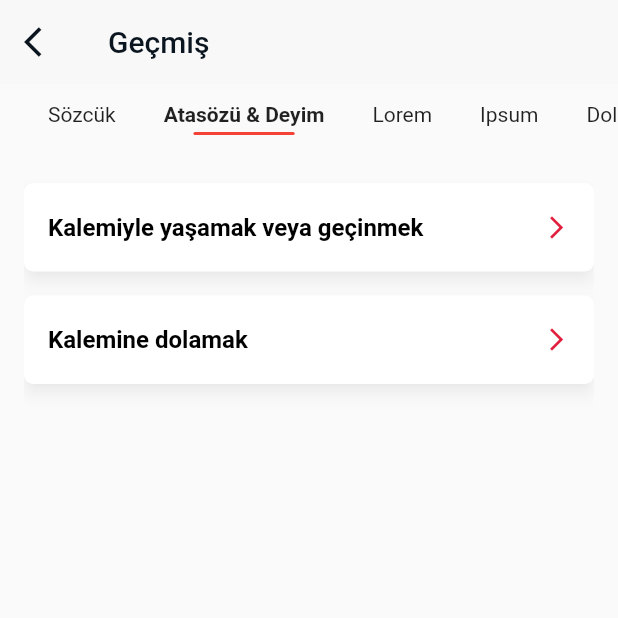
After one commit to flutterturkey/turkish-dictionary, a Flutter app: the HistoryPage screen opened directly, after a tap on "Atasözü & Deyim", on a phone screen of 412 x 824 dp, the top half of it. The commit adds this screen. Run offline on Flutter 3.47's test engine with Material 2 defaults, Android fonts, the phone set to English and light mode, and no system bars; our stand-ins replace convex_bottom_bar, flutter_svg.

Commit message:
history page, tab navigation

```diff
--- /dev/null
+++ b/sozluk/lib/page/history_page.dart
@@ -0,0 +1,232 @@
+import 'package:flutter/material.dart';
+
+import '../util/app_constant.dart';
+import '../util/app_constant.dart';
+import '../util/app_constant.dart';
+import '../util/app_constant.dart';
+import '../util/app_constant.dart';
+
+class HistoryPage extends StatefulWidget {
+  @override
+  _HistoryPageState createState() => _HistoryPageState();
+}
+
+class _HistoryPageState extends State<HistoryPage> {
+  PageController _pageController = PageController(initialPage: 0);
+  bool isEmpty = false;
+
+  int _selectedCategory = 0;
+
+  @override
+  Widget build(BuildContext context) {
+    return Scaffold(
+      appBar: AppBar(
+        leading: IconButton(
+          onPressed: () {},
+          icon: Icon(
+            Icons.arrow_back_ios,
+            color: AppConstant.colorHeading,
+          ),
+        ),
+        elevation: 0,
+        backgroundColor: AppConstant.colorPageBg,
+        title: Text(
+          'Geçmiş',
+          style: TextStyle(color: AppConstant.colorHeading),
+        ),
+      ),
+      body: Column(
+        children: <Widget>[
+          SingleChildScrollView(
+            padding: EdgeInsets.symmetric(horizontal: 16, vertical: 8),
+            scrollDirection: Axis.horizontal,
+            child: Row(
+              children: <Widget>[
+                _horizontalCategoryItem(id: 0, title: 'Sözcük'),
+                _horizontalCategoryItem(id: 1, title: 'Atasözü & Deyim'),
+                _horizontalCategoryItem(id: 2, title: 'Lorem'),
+                _horizontalCategoryItem(id: 3, title: 'Ipsum'),
+                _horizontalCategoryItem(id: 4, title: 'Dolor'),
+              ],
+            ),
+          ),
+          Expanded(
+            child: Padding(
+              padding: EdgeInsets.all(16),
+              child: isEmpty ? _renderEmptyState() : _renderHistory(),
+            ),
+          ),
+        ],
+      ),
+    );
+  }
+
+  Widget _renderEmptyState() {
+    return Center(
+      child: Column(
+        crossAxisAlignment: CrossAxisAlignment.center,
+        mainAxisAlignment: MainAxisAlignment.center,
+        children: <Widget>[
+          Icon(
+            Icons.history,
+            size: 48,
+          ),
+          SizedBox(
+            height: 12,
+          ),
+          Text(
+            'Henüz geçmiş yok',
+            style: TextStyle(
+                fontWeight: FontWeight.bold,
+                color: AppConstant.colorParagraph2),
+          ),
+        ],
+      ),
+    );
+  }
+
+  Widget _renderHistory() {
+    return Column(
+      children: <Widget>[
+        Expanded(
+          child: PageView(
+            controller: _pageController,
+            onPageChanged: (int page) {
+              setState(() {
+                _selectedCategory = page;
+              });
+            },
+            children: <Widget>[
+              _words(),
+              _idioms(),
+              _lorem(),
+              _ipsum(),
+              _dolor()
+            ],
+          ),
+        ),
+      ],
+    );
+  }
+
+  Widget _words() {
+    return Column(
+      children: <Widget>[
+        _historyItem(title: 'Kalem'),
+        _historyItem(title: 'Gül'),
+        _historyItem(title: 'Araba'),
+      ],
+    );
+  }
+
+  Widget _idioms() {
+    return Column(
+      children: <Widget>[
+        _historyItem(title: 'Kalemiyle yaşamak veya geçinmek'),
+        _historyItem(title: 'Kalemine dolamak')
+      ],
+    );
+  }
+
+  Widget _lorem() {
+    return Column(
+      children: <Widget>[
+        _historyItem(title: 'Lorem ipsum dolor sit'),
+      ],
+    );
+  }
+
+  Widget _ipsum() {
+    return Column(
+      children: <Widget>[
+        _historyItem(title: 'Lorem ipsum'),
+      ],
+    );
+  }
+
+  Widget _dolor() {
+    return Column(
+      children: <Widget>[
+        _historyItem(title: 'Adispicing sit elit'),
+      ],
+    );
+  }
+
+  Widget _horizontalCategoryItem({@required int id, @required String title}) {
+    return InkWell(
+      onTap: () {
+        setState(() {
+          _selectedCategory = id;
+        });
+
+        _pageController.animateToPage(id,
+            duration: Duration(milliseconds: 300), curve: Curves.ease);
+      },
+      borderRadius: BorderRadius.circular(16),
+      child: Padding(
+        padding: const EdgeInsets.only(left: 16, right: 16, top: 4),
+        child: Column(
+          crossAxisAlignment: CrossAxisAlignment.center,
+          mainAxisAlignment: MainAxisAlignment.center,
+          children: <Widget>[
+            Text('$title',
+                textAlign: TextAlign.center,
+                style: TextStyle(
+                  fontWeight: _selectedCategory == id
+                      ? FontWeight.bold
+                      : FontWeight.normal,
+                )),
+            SizedBox(
+              height: 4,
+            ),
+            AnimatedContainer(
+              duration: Duration(milliseconds: 300),
+              height: 2,
+              width: _selectedCategory == id ? title.length * 4.5 : 0,
+              decoration: BoxDecoration(
+                  color: Colors.red, borderRadius: BorderRadius.circular(4)),
+            ),
+          ],
+        ),
+      ),
+    );
+  }
+
+  Widget _historyItem({@required String title}) {
+    return Padding(
+      padding: const EdgeInsets.symmetric(vertical: 8),
+      child: Material(
+        color: Colors.white,
+        elevation: 4,
+        shadowColor: Colors.black26,
+        borderRadius: BorderRadius.circular(6),
+        child: InkWell(
+          borderRadius: BorderRadius.circular(6),
+          onTap: () {},
+          child: Container(
+            padding: EdgeInsets.symmetric(vertical: 20, horizontal: 16),
+            width: double.infinity,
+            child: Row(
+              mainAxisAlignment: MainAxisAlignment.spaceBetween,
+              crossAxisAlignment: CrossAxisAlignment.center,
+              children: <Widget>[
+                Text(
+                  '$title',
+                  style: TextStyle(
+                      fontSize: 16,
+                      fontWeight: FontWeight.bold,
+                      color: Colors.black),
+                ),
+                Icon(
+                  Icons.arrow_forward_ios,
+                  color: AppConstant.colorPrimary,
+                  size: 18,
+                )
+              ],
+            ),
+          ),
+        ),
+      ),
+    );
+  }
+}
--- a/sozluk/lib/page/home_page.dart
+++ b/sozluk/lib/page/home_page.dart
@@ -1,6 +1,7 @@
 import 'package:convex_bottom_bar/convex_bottom_bar.dart';
 import 'package:flutter/material.dart';
 import 'package:flutter_svg/flutter_svg.dart';
+import 'package:sozluk/page/history_page.dart';
 import 'package:sozluk/util/app_constant.dart';
 
 import '../util/app_constant.dart';
@@ -15,19 +16,27 @@ class HomePage extends StatefulWidget {
 }
 
 class _HomePageState extends State<HomePage> {
+  int _currentTab = 1;
   var size;
+
   @override
   Widget build(BuildContext context) {
     size = MediaQuery.of(context).size;
 
     return Scaffold(
       backgroundColor: AppConstant.colorPageBg,
-      body: _body,
+      body: _currentTab == 0
+          ? HistoryPage()
+          : _currentTab == 1
+              ? _body()
+              : Center(
+                  child: Text('Todo'),
+                ),
       bottomNavigationBar: _bottomNavigationBar,
     );
   }
 
-  Widget get _body => Center(
+  Widget _body() => Center(
         child: Stack(
           children: <Widget>[_pageBody, _searchBar, _drawerButton],
         ),
@@ -38,9 +47,16 @@ class _HomePageState extends State<HomePage> {
         backgroundColor: Colors.white,
         activeColor: AppConstant.colorPrimary,
         elevation: 0.5,
+
         //height causes layout overflow on some devies
         //height: 56,
-        initialActiveIndex: 1,
+        onTap: (int val) {
+          if (val == _currentTab) return;
+          setState(() {
+            _currentTab = val;
+          });
+        },
+        initialActiveIndex: _currentTab,
         style: TabStyle.fixedCircle,
         items: <TabItem>[
           TabItem(icon: Icons.history, title: ''),
@@ -54,7 +70,8 @@ class _HomePageState extends State<HomePage> {
           _tdkCover(0.35),
           Expanded(
             child: SingleChildScrollView(
-              padding: EdgeInsets.only(left: 16, right: 16, top: 48, bottom: 32),
+              padding:
+                  EdgeInsets.only(left: 16, right: 16, top: 48, bottom: 32),
               child: Column(
                 mainAxisSize: MainAxisSize.min,
                 children: <Widget>[
@@ -62,7 +79,8 @@ class _HomePageState extends State<HomePage> {
                     children: <Widget>[
                       Text(
                         'Bir Deyim',
-                        style: TextStyle(color: AppConstant.colorProverbsIdiomsText),
+                        style: TextStyle(
+                            color: AppConstant.colorProverbsIdiomsText),
                       ),
                     ],
                   ),
@@ -73,45 +91,61 @@ class _HomePageState extends State<HomePage> {
                     children: <Widget>[
                       Text(
                         'Bir Atasözü',
-                        style: TextStyle(color: AppConstant.colorProverbsIdiomsText),
+                        style: TextStyle(
+                            color: AppConstant.colorProverbsIdiomsText),
                       ),
                     ],
                   ),
                   SizedBox(height: 8),
-                  IdiomCard(title: 'siyem siyem ağlamak', content: 'hafif hafif, ince ince, durmadan gözyaşı dökmek.'),
+                  IdiomCard(
+                      title: 'siyem siyem ağlamak',
+                      content:
+                          'hafif hafif, ince ince, durmadan gözyaşı dökmek.'),
                   SizedBox(height: 24),
                   Row(
                     children: <Widget>[
                       Text(
                         'Bir Kelime',
-                        style: TextStyle(color: AppConstant.colorProverbsIdiomsText),
+                        style: TextStyle(
+                            color: AppConstant.colorProverbsIdiomsText),
                       ),
                     ],
                   ),
                   SizedBox(height: 8),
-                  IdiomCard(title: 'Kalem', content: 'Yazma, çizme vb. işlerde kullanılan çeşitli biçimlerde araç.'),
+                  IdiomCard(
+                      title: 'Kalem',
+                      content:
+                          'Yazma, çizme vb. işlerde kullanılan çeşitli biçimlerde araç.'),
                   SizedBox(height: 24),
                   Row(
                     children: <Widget>[
                       Text(
                         'Bir Kelime',
-                        style: TextStyle(color: AppConstant.colorProverbsIdiomsText),
+                        style: TextStyle(
+                            color: AppConstant.colorProverbsIdiomsText),
                       ),
                     ],
                   ),
                   SizedBox(height: 8),
-                  IdiomCard(title: 'Kalem', content: 'Yazma, çizme vb. işlerde kullanılan çeşitli biçimlerde araç.'),
+                  IdiomCard(
+                      title: 'Kalem',
+                      content:
+                          'Yazma, çizme vb. işlerde kullanılan çeşitli biçimlerde araç.'),
                   SizedBox(height: 24),
                   Row(
                     children: <Widget>[
                       Text(
                         'Bir Kelime',
-                        style: TextStyle(color: AppConstant.colorProverbsIdiomsText),
+                        style: TextStyle(
+                            color: AppConstant.colorProverbsIdiomsText),
                       ),
                     ],
                   ),
                   SizedBox(height: 8),
-                  IdiomCard(title: 'Kalem', content: 'Yazma, çizme vb. işlerde kullanılan çeşitli biçimlerde araç.'),
+                  IdiomCard(
+                      title: 'Kalem',
+                      content:
+                          'Yazma, çizme vb. işlerde kullanılan çeşitli biçimlerde araç.'),
                 ],
               ),
             ),
@@ -176,7 +210,9 @@ class _HomePageState extends State<HomePage> {
           child: Container(
             width: 58,
             height: 4,
-            decoration: BoxDecoration(color: color, borderRadius: BorderRadius.all(Radius.circular(14))),
+            decoration: BoxDecoration(
+                color: color,
+                borderRadius: BorderRadius.all(Radius.circular(14))),
           ),
         ),
       );
@@ -188,7 +224,8 @@ class _HomePageState extends State<HomePage> {
               _tdkCover(0.20),
               Center(
                 child: Padding(
-                  padding: EdgeInsets.only(top: MediaQuery.of(context).size.height * .14),
+                  padding: EdgeInsets.only(
+                      top: MediaQuery.of(context).size.height * .14),
                   child: Column(
                     children: <Widget>[
                       Text(
@@ -199,7 +236,9 @@ class _HomePageState extends State<HomePage> {
                         padding: const EdgeInsets.only(top: 10.0),
                         child: Text(
                           AppConstant.appVersion,
-                          style: TextStyle(fontSize: 12, color: AppConstant.colorVersionText),
+                          style: TextStyle(
+                              fontSize: 12,
+                              color: AppConstant.colorVersionText),
                         ),
                       ),
                     ],
@@ -224,10 +263,14 @@ class _HomePageState extends State<HomePage> {
                   height: 48,
                   elevation: 0,
                   color: AppConstant.colorDrawerButton,
-                  shape: RoundedRectangleBorder(borderRadius: new BorderRadius.circular(8)),
+                  shape: RoundedRectangleBorder(
+                      borderRadius: new BorderRadius.circular(8)),
                   child: Text(
                     AppConstant.hakkinda,
-                    style: TextStyle(fontSize: 14, fontWeight: FontWeight.bold, color: AppConstant.colorHeading),
+                    style: TextStyle(
+                        fontSize: 14,
+                        fontWeight: FontWeight.bold,
+                        color: AppConstant.colorHeading),
                   ),
                   onPressed: () {
                     _onHakkindaButtonPressed();
@@ -241,10 +284,14 @@ class _HomePageState extends State<HomePage> {
                   height: 48,
                   elevation: 0,
                   color: AppConstant.colorDrawerButton,
-                  shape: RoundedRectangleBorder(borderRadius: new BorderRadius.circular(8)),
+                  shape: RoundedRectangleBorder(
+                      borderRadius: new BorderRadius.circular(8)),
                   child: Text(
                     AppConstant.iletisim,
-                    style: TextStyle(fontSize: 14, fontWeight: FontWeight.bold, color: AppConstant.colorHeading),
+                    style: TextStyle(
+                        fontSize: 14,
+                        fontWeight: FontWeight.bold,
+                        color: AppConstant.colorHeading),
                   ),
                   onPressed: () {
                     _onIletisimButtonPressed();
@@ -283,7 +330,10 @@ class _HomePageState extends State<HomePage> {
                 Spacer(),
                 Text(
                   AppConstant.hakkinda,
-                  style: TextStyle(fontSize: 14, color: AppConstant.colorHeading, fontWeight: FontWeight.w500),
+                  style: TextStyle(
+                      fontSize: 14,
+                      color: AppConstant.colorHeading,
+                      fontWeight: FontWeight.w500),
                 ),
                 Spacer(),
                 Spacer(),
@@ -311,7 +361,9 @@ class _HomePageState extends State<HomePage> {
                     color: AppConstant.colorAppDescription,
                   ),
                   children: <TextSpan>[
-                    TextSpan(text: AppConstant.appLongRichDescription, style: TextStyle(fontWeight: FontWeight.bold)),
+                    TextSpan(
+                        text: AppConstant.appLongRichDescription,
+                        style: TextStyle(fontWeight: FontWeight.bold)),
                     TextSpan(text: AppConstant.appLongDescription),
                   ],
                 ),
```
